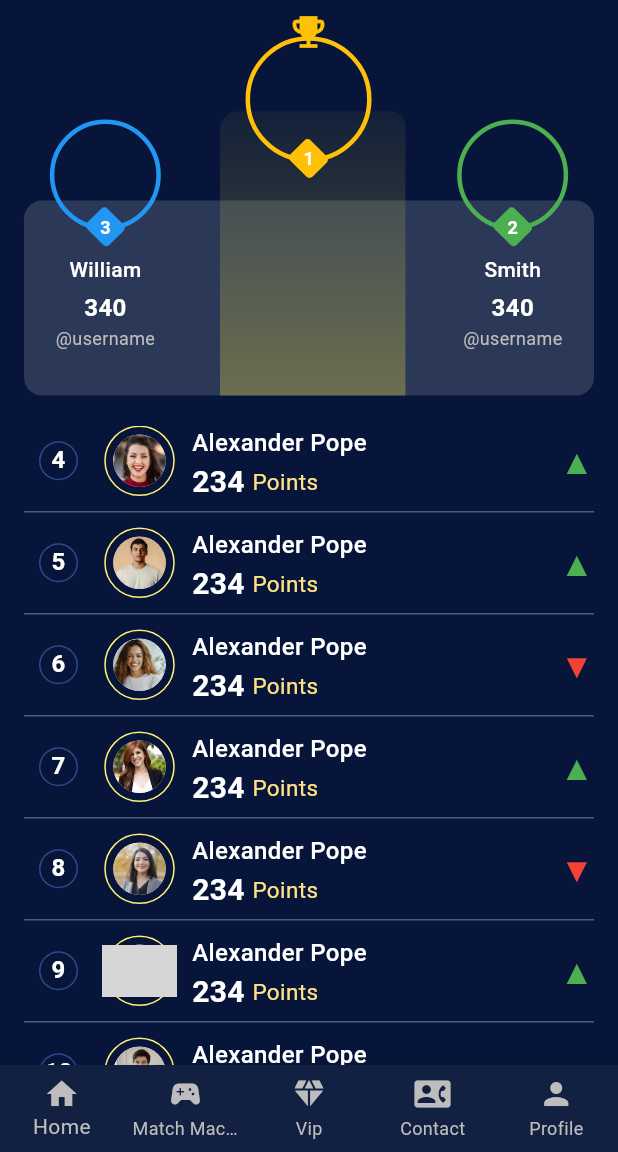
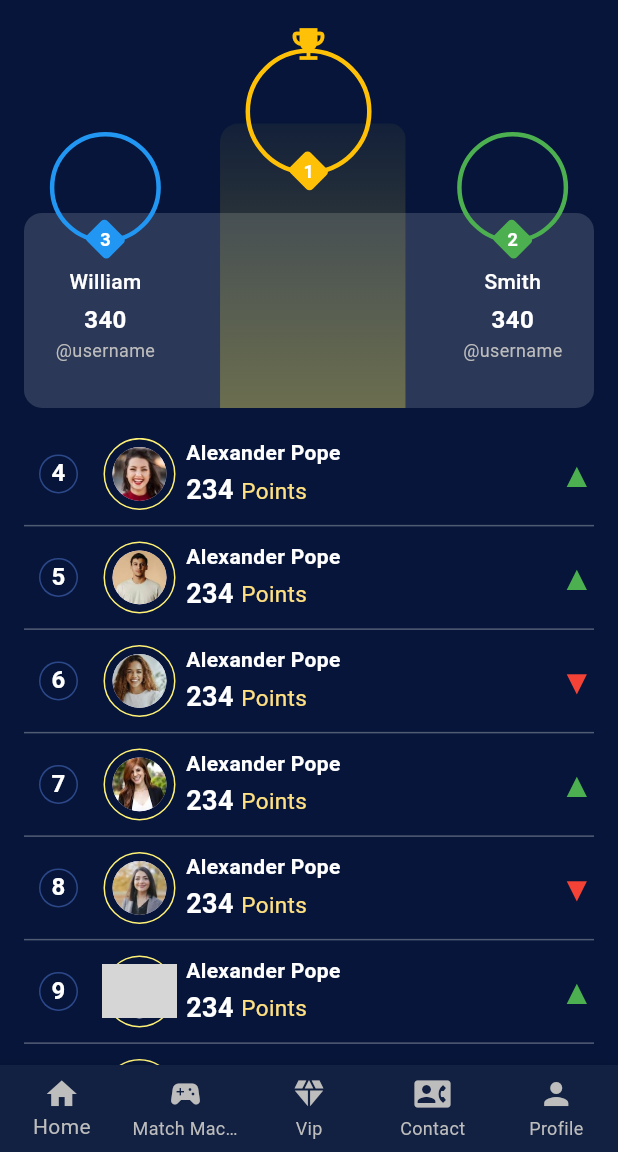
Before and after one commit to praveshmahaur/Leaderboard_UI, a Flutter app: the screen it shows after launch, on a phone screen of 412 x 824 dp, the part 84-1236 px from its top. Run offline on Flutter 3.47's test engine with Material 3 defaults, Android fonts, the phone set to English and light mode, and no system bars; grey boxes are pictures that could not be loaded.

Commit message:
change font size

```diff
--- a/lib/screens/leaderboard.dart
+++ b/lib/screens/leaderboard.dart
@@ -29,7 +29,7 @@ class LeaderboardScreen extends StatelessWidget {
       body: Column(
         children: [
           Container(
-            height: mq.height * 0.32,
+            height: mq.height * 0.33,
             padding: const EdgeInsets.symmetric(horizontal: 16),
             child: Stack(
               alignment: Alignment.bottomCenter,
@@ -118,7 +118,7 @@ class LeaderboardScreen extends StatelessWidget {
                 return Column(
                   children: [
                     Container(
-                      height: 47,
+                      height: 48,
                       margin: const EdgeInsets.only(bottom: 10),
                       child: Row(
                         children: [
@@ -154,7 +154,7 @@ class LeaderboardScreen extends StatelessWidget {
                               backgroundImage: AssetImage(user.avatar),
                             ),
                           ),
-                          const SizedBox(width: 4),
+                          // const SizedBox(width: 4),
                           Expanded(
                             child: Column(
                               crossAxisAlignment: CrossAxisAlignment.start,
@@ -163,17 +163,18 @@ class LeaderboardScreen extends StatelessWidget {
                                   user.name,
                                   style: const TextStyle(
                                     color: Colors.white,
-                                    fontSize: 16,
-                                    fontWeight: FontWeight.w500,
+                                    fontSize: 14,
+                                    fontWeight: FontWeight.w600,
                                   ),
                                 ),
+                                SizedBox(height: 2,),
                                 Row(
                                   children: [
                                     Text(
                                       '${user.points}',
                                       style: const TextStyle(
                                         color: Colors.white,
-                                        fontSize: 20,
+                                        fontSize: 18,
                                         fontWeight: FontWeight.bold,
                                       ),
                                     ),
```
